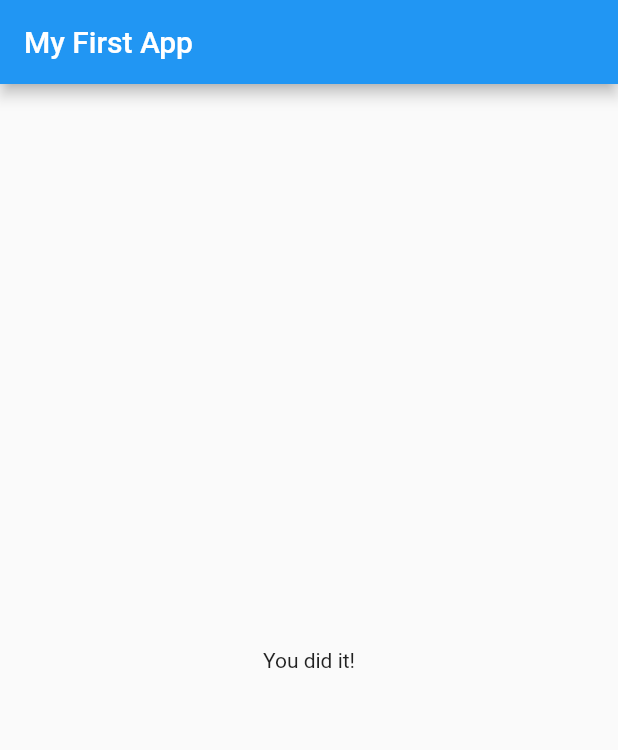
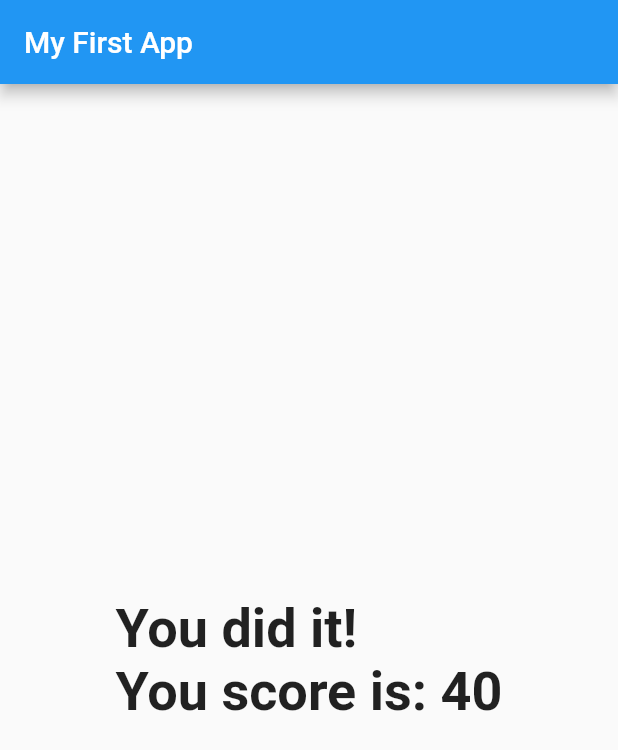
Before and after one commit to A1doranM/Dart_Flutter_QUIZ_App, a Flutter app: the screen it shows after launch, after a tap on "Black", after a tap on "C++", after a tap on "NASCAR", on a phone screen of 412 x 824 dp. Shown: the top 750 px of the screen. Run offline on Flutter 3.47's test engine with Material 2 defaults, Android fonts, the phone set to English and light mode, and no system bars.

Commit message:
Added score calculating

```diff
--- a/lib/main.dart
+++ b/lib/main.dart
@@ -13,23 +13,41 @@ class MyApp extends StatefulWidget {
 
 class _MyAppState extends State<MyApp> {
   var _questionIndex = 0;
+  var _totalscore = 0;
+
   final _questions = const [
     {
       'questionText': 'What is your favourite color?',
-      'answers': ['Black', 'Red', 'Green', 'Blue'],
+      'answers': [
+        {'text': 'Black', 'score': 10},
+        {'text': 'Red', 'score': 20},
+        {'text': 'Green', 'score': 30},
+        {'text': 'Blue', 'score': 40}
+      ],
     },
     {
       'questionText': 'What is your favourite programing language?',
-      'answers': ['C++', 'Java', 'JavaScript', 'Dart'],
+      'answers': [
+        {'text': 'C++', 'score': 10},
+        {'text': 'Java', 'score': 20},
+        {'text': 'JavaScript', 'score': 30},
+        {'text': 'Dart', 'score': 40}
+      ],
     },
     {
       'questionText': 'What is your favourite sport?',
-      'answers': ['Formula 1', 'Poker', 'NASCAR', 'WRC'],
+      'answers': [
+        {'text': 'Formula 1', 'score': 10},
+        {'text': 'NASCAR', 'score': 20},
+        {'text': 'WRC', 'score': 30},
+        {'text': 'Poker', 'score': 40},
+      ],
     }
   ];
 
-  void _answerQuestion() {
+  void _answerQuestion(int score) {
     setState(() {
+      _totalscore += score;
       _questionIndex = _questionIndex + 1;
     });
   }
@@ -47,7 +65,10 @@ class _MyAppState extends State<MyApp> {
                 questionIndex: _questionIndex,
                 answerQuestion: _answerQuestion,
               )
-            : Result('You did it!'),
+            : Result(
+                resultText: 'You did it!',
+                score: _totalscore,
+              ),
       ),
     );
   }
--- a/lib/quiz.dart
+++ b/lib/quiz.dart
@@ -20,10 +20,11 @@ class Quiz extends StatelessWidget {
         Question(
           questionText: questions[questionIndex]['questionText'],
         ),
-        ...(questions[questionIndex]['answers'] as List<String>).map((answer) {
+        ...(questions[questionIndex]['answers'] as List<Map<String, Object>>)
+            .map((answer) {
           return Answer(
-            selectHandler: answerQuestion,
-            answerText: answer,
+            selectHandler: () => {answerQuestion(answer['score'])},
+            answerText: answer['text'],
           );
         }).toList()
       ],
--- a/lib/result.dart
+++ b/lib/result.dart
@@ -2,13 +2,19 @@ import 'package:flutter/material.dart';
 
 class Result extends StatelessWidget {
   final String resultText;
+  final int score;
 
-  Result(this.resultText);
+  Result({this.resultText, this.score});
+
+  String get resultPhrase {
+    return resultText + "\n" + "You score is: $score";
+  }
 
   @override
   Widget build(BuildContext context) {
     return Center(
-      child: Text(resultText),
+      child: Text(resultPhrase,
+          style: TextStyle(fontSize: 36, fontWeight: FontWeight.bold)),
     );
   }
 }
```
